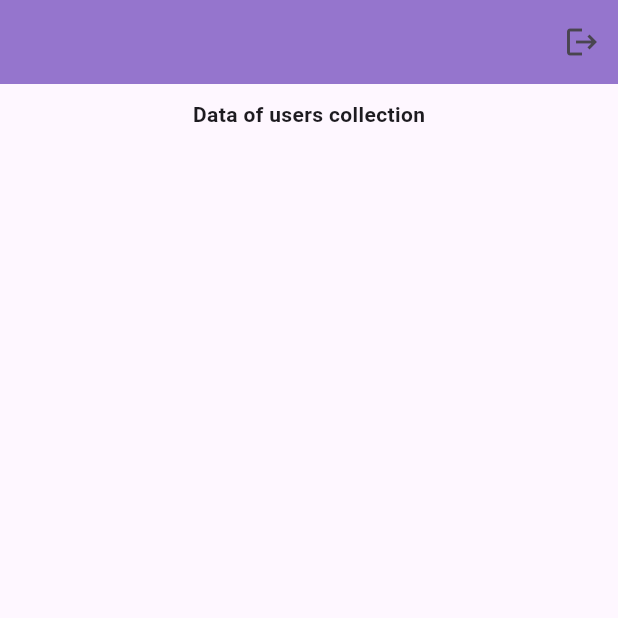
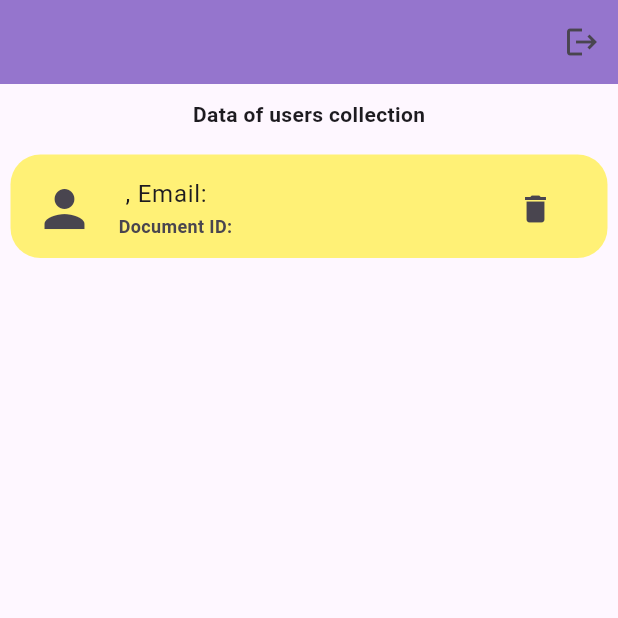
Before and after one commit to ilyesblidi/login_app_using_firebase, a Flutter app: the screen it shows once a user with an empty profile is signed in, on a phone screen of 412 x 824 dp, the top half of it. Run offline on Flutter 3.47's test engine with Material 3 defaults, Android fonts, the phone set to English and light mode, and no system bars; our stand-ins replace cloud_firestore, firebase_auth, firebase_core; accounts and stored records are empty.

Commit message:
displaying in home page just the data of current user

```diff
--- a/lib/pages/home_page.dart
+++ b/lib/pages/home_page.dart
@@ -19,7 +19,8 @@ class _HomePageState extends State<HomePage> {
 
   Future getDocid() async {
     docIDs.clear();
-    await FirebaseFirestore.instance.collection('users').orderBy('phone number').get().then((snapshot) {
+    ///get where 'email' is EqualTo user.email
+    await FirebaseFirestore.instance.collection('users').where('email', isEqualTo: user.email) .get().then((snapshot) {
       snapshot.docs.forEach((doc) {
         //print( cpt + doc.reference);
         print('$cpt: ${doc.reference.id}');
```
